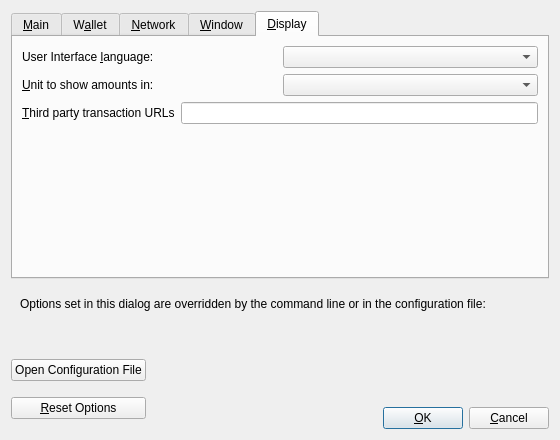
Before: the Qt Designer form src/qt/forms/optionsdialog.ui in litecoinz-core/bitcoin, drawn with Qt 5.
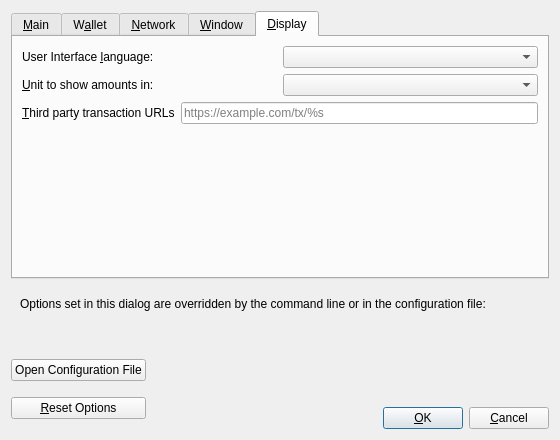
After: the same form once the commit is applied. The open tabs and pages were chosen to show the change. Custom widgets are drawn as their Qt base class.

Commit message: [gui] Move static placeholder texts to forms (#17702)

Diff of the .ui file:
```diff
--- a/src/qt/forms/optionsdialog.ui
+++ b/src/qt/forms/optionsdialog.ui
@@ -685,6 +685,9 @@
            <property name="toolTip">
             <string>Third party URLs (e.g. a block explorer) that appear in the transactions tab as context menu items. %s in the URL is replaced by transaction hash. Multiple URLs are separated by vertical bar |.</string>
            </property>
+           <property name="placeholderText">
+            <string notr="true">https://example.com/tx/%s</string>
+           </property>
           </widget>
          </item>
         </layout>
```
The commit also changes 7 other files.
